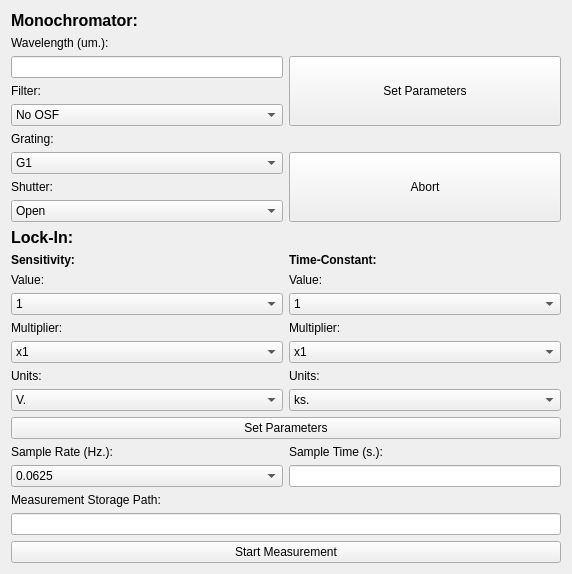
The window that SPHEREx-Calibration-Automation/pylab/pylabcal/pylabcalgui/QTDesigner/manualWindowDialog.ui (samcondon4/SPHEREx-lab-tools) describes before a commit, drawn with Qt 5.
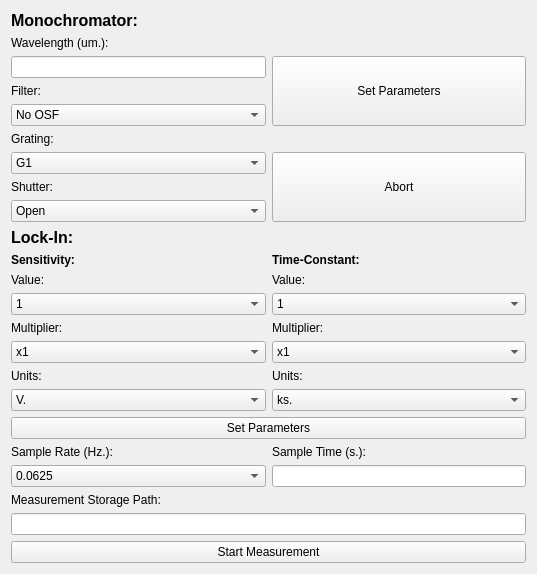
The same window after the commit.

What changed in the file:
```diff
--- a/SPHEREx-Calibration-Automation/pylab/pylabcal/pylabcalgui/QTDesigner/manualWindowDialog.ui
+++ b/SPHEREx-Calibration-Automation/pylab/pylabcal/pylabcalgui/QTDesigner/manualWindowDialog.ui
@@ -6,7 +6,7 @@
    <rect>
     <x>0</x>
     <y>0</y>
-    <width>572</width>
+    <width>537</width>
     <height>501</height>
    </rect>
   </property>
```
